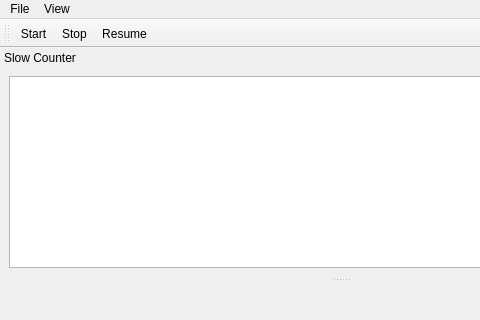
This is gui/autocorrelation/ui_autocorrelation.ui in shortneck/qudi as Qt 5 draws it before an edit; both pictures show x 0 to 480 and y 0 to 320 of the 681 by 552 pixel window. The edited form follows.
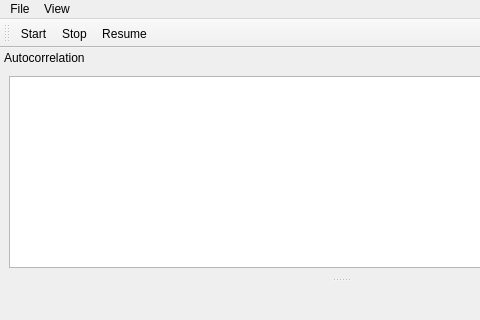
This is the edited form. Icons and pictures are not drawn. Custom widgets are drawn as their Qt base class.

Commit message: methos updated + autocorrelation gui updated

What changed in the file:
```diff
--- a/gui/autocorrelation/ui_autocorrelation.ui
+++ b/gui/autocorrelation/ui_autocorrelation.ui
@@ -23,7 +23,7 @@
     </sizepolicy>
    </property>
    <property name="windowTitle">
-    <string>Slow Counter</string>
+    <string>Autocorrelation</string>
    </property>
    <attribute name="dockWidgetArea">
     <number>4</number>
```
Left out of the diff: 21 changed lines with no effect on the pictures. The commit also changes 4 other files.
